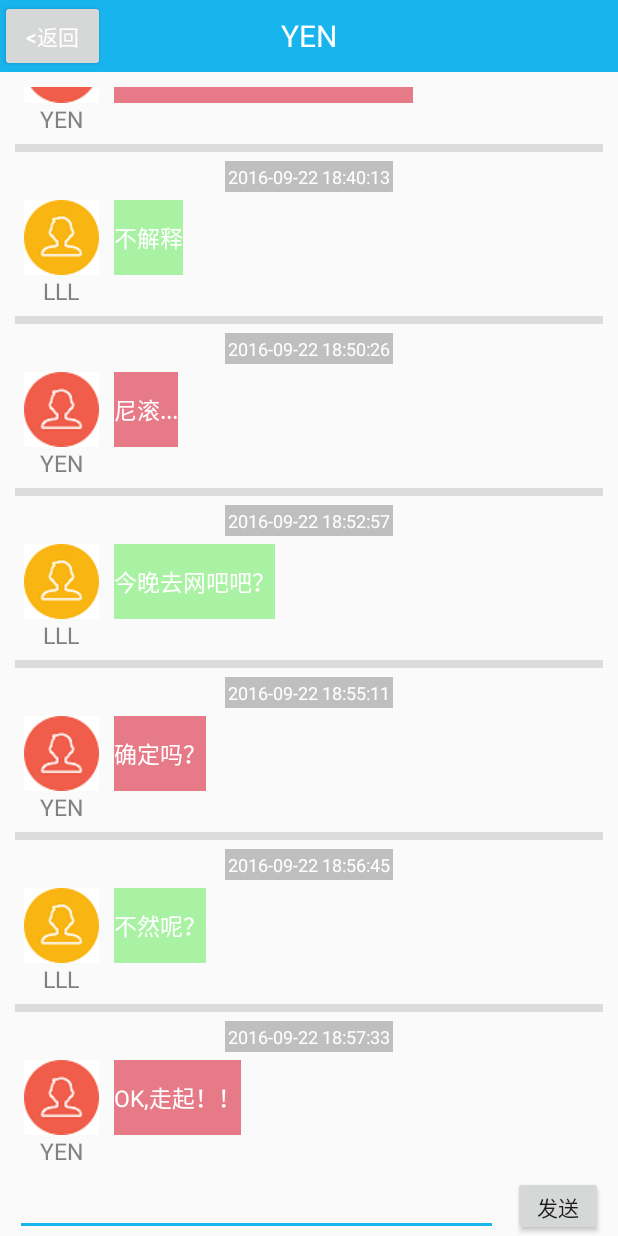
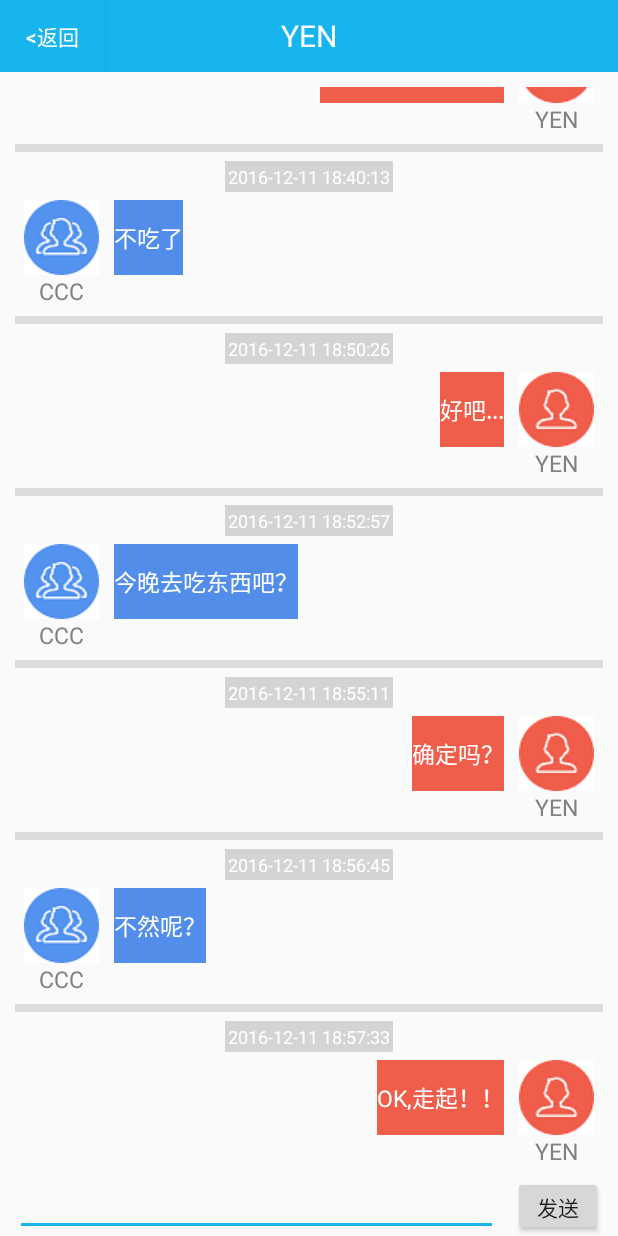
Before and after one commit to GitHubyen/simpleQQ, an Android app: the ChatMainActivity screen opened directly, with no data from a screen before it, on a phone screen of 412 x 824 dp. Run offline under Robolectric (Android 15) with nearby library versions, the phone set to English and light mode, and no system bars.

```diff
--- a/app/build.gradle
+++ b/app/build.gradle
@@ -32,4 +32,7 @@ dependencies {
     compile 'com.android.support:appcompat-v7:23.4.0'
     compile 'com.android.support:design:23.4.0'
     compile 'com.android.support:support-v4:23.4.0'
+    compile 'com.getbase:floatingactionbutton:1.10.1'
 }
+
+//compile 'com.getbase:floatingactionbutton:1.10.1'  悬浮球要使用
--- a/app/src/main/java/com/example/yangenneng0/myapplication/viewUI/ChatMainActivity.java
+++ b/app/src/main/java/com/example/yangenneng0/myapplication/viewUI/ChatMainActivity.java
@@ -55,17 +55,17 @@ public class ChatMainActivity extends Activity implements View.OnClickListener {
         mEditTextContent = (EditText) findViewById(R.id.et_sendmessage);
     }
 
-    private String[] msgArray = new String[] { "在吗，有时间吗", "有！你呢？", "我也有", "那上吧",
-            "打啊！你放大啊！", "你咋不放呢？留大抢人头啊？", "不解释", "尼滚...",
-            "今晚去网吧吧？", "确定吗？", "不然呢？", "OK,走起！！" };
+    private String[] msgArray = new String[] { "在吗，有时间吗?", "有！你呢？", "我也有", "那走吧",
+            "走啊！去打球啊！", "要先吃点东西吗？", "不吃了", "好吧...",
+            "今晚去吃东西吧？", "确定吗？", "不然呢？", "OK,走起！！" };
 
-    private String[] dataArray = new String[] { "2016-09-22 18:00:02",
-            "2016-09-22 18:10:22", "2016-09-22 18:11:24",
-            "2016-09-22 18:20:23", "2016-09-22 18:30:31",
-            "2016-09-22 18:35:37", "2016-09-22 18:40:13",
-            "2016-09-22 18:50:26", "2016-09-22 18:52:57",
-            "2016-09-22 18:55:11", "2016-09-22 18:56:45",
-            "2016-09-22 18:57:33", };
+    private String[] dataArray = new String[] { "2016-12-11 18:00:02",
+            "2016-12-11 18:10:22", "2016-12-11 18:11:24",
+            "2016-12-11 18:20:23", "2016-12-11 18:30:31",
+            "2016-12-11 18:35:37", "2016-12-11 18:40:13",
+            "2016-12-11 18:50:26", "2016-12-11 18:52:57",
+            "2016-12-11 18:55:11", "2016-12-11 18:56:45",
+            "2016-12-11 18:57:33", };
     private final static int COUNT = 12;// 初始化数组总数
 
     /**
@@ -76,7 +76,7 @@ public class ChatMainActivity extends Activity implements View.OnClickListener {
             ChatMsgEntity entity = new ChatMsgEntity();
             entity.setDate(dataArray[i]);
             if (i % 2 == 0) {
-                entity.setName("LLL");
+                entity.setName("CCC");
                 entity.setMsgType(true);// 收到的消息
             } else {
                 entity.setName("YEN");
--- a/app/src/main/res/layout/activity_chatmain.xml
+++ b/app/src/main/res/layout/activity_chatmain.xml
@@ -17,6 +17,7 @@
                 android:id="@+id/chatGoHome"
                 android:text="&lt;返回"
                 android:layout_width="70dp"
+                android:background="@color/colorPrimary"
                 android:textColor="#fff"
                 android:layout_height="wrap_content"/>
         <TextView
--- a/app/src/main/res/layout/chatting_item_msg_text_left.xml
+++ b/app/src/main/res/layout/chatting_item_msg_text_left.xml
@@ -22,7 +22,7 @@
                 android:layout_alignParentLeft="true"
                 android:layout_alignParentTop="true"
                 android:focusable="false"
-                android:background="@drawable/head_1"
+                android:background="@drawable/head_2"
                 android:layout_width="wrap_content" android:layout_height="wrap_content"/>
 
         <TextView
@@ -31,7 +31,7 @@
                 android:layout_width="wrap_content"
                 android:layout_height="wrap_content"
                 android:layout_marginLeft="10dp"
-                android:background="#a9f2a3"
+                android:background="#528ee9"
                 android:textColor="#fff"
                 android:layout_toRightOf="@id/iv_userhead"
         />
--- a/app/src/main/res/layout/chatting_item_msg_text_right.xml
+++ b/app/src/main/res/layout/chatting_item_msg_text_right.xml
@@ -11,6 +11,7 @@
             android:gravity="center_horizontal"
             android:orientation="vertical" >
 
+        <!--时间-->
         <TextView
                 android:id="@+id/tv_sendtime"
                 style="@style/chat_text_date_style"
@@ -22,12 +23,12 @@
             android:layout_width="fill_parent"
             android:layout_height="wrap_content"
             android:layout_marginTop="5dp" >
-
+        <!--头像-->
         <ImageView
                 android:id="@+id/iv_userhead"
                 android:layout_width="wrap_content"
                 android:layout_height="wrap_content"
-                android:layout_alignParentLeft="true"
+                android:layout_alignParentRight="true"
                 android:layout_alignParentTop="true"
                 android:background="@drawable/head_3"
                 android:focusable="false" />
@@ -37,10 +38,10 @@
                 style="@style/chat_content_date_style"
                 android:layout_width="wrap_content"
                 android:layout_height="wrap_content"
-                android:layout_marginLeft="10dp"
-                android:layout_toRightOf="@id/iv_userhead"
+                android:layout_marginRight="10dp"
+                android:background="#ef5e4b"
                 android:textColor="#fff"
-                android:background="#e77a87"
+                android:layout_toLeftOf="@id/iv_userhead"
         />
 
         <TextView
@@ -48,9 +49,9 @@
                 style="@style/chat_text_name_style"
                 android:layout_width="wrap_content"
                 android:layout_height="wrap_content"
-                android:layout_alignParentLeft="true"
+                android:layout_alignParentRight="true"
                 android:layout_below="@id/iv_userhead"
-                android:layout_toLeftOf="@id/tv_chatcontent" />
+                android:layout_toRightOf="@id/tv_chatcontent" />
     </RelativeLayout>
 
 </LinearLayout>
--- a/app/src/main/res/values/styles.xml
+++ b/app/src/main/res/values/styles.xml
@@ -7,6 +7,8 @@
         <item name="colorPrimaryDark">@color/colorPrimaryDark</item>
         <item name="colorAccent">@color/colorAccent</item>
     </style>
+
+
     <style name="AppTheme.NoActionBar">
         <item name="windowActionBar">false</item>
         <item name="windowNoTitle">true</item>
@@ -14,24 +16,24 @@
     <style name="AppTheme.AppBarOverlay" parent="ThemeOverlay.AppCompat.Dark.ActionBar"/>
     <style name="AppTheme.PopupOverlay" parent="ThemeOverlay.AppCompat.Light"/>
 
+    <!--时间样式-->
     <style name="chat_text_date_style">
         <item name="android:padding">2dp</item>
         <item name="android:textColor">#ffffff</item>
         <item name="android:textSize">12sp</item>
-        <item name="android:background">#bfbfbf</item>
+        <item name="android:background">#d4d4d4</item>
     </style>
 
     <style name="chat_content_date_style">
         <item name="android:minHeight">50dp</item>
         <item name="android:gravity">left|center</item>
-        <item name="android:textColor">#000000</item>
         <item name="android:textSize">15sp</item>
         <item name="android:lineSpacingExtra">2dp</item>
         <item name="android:clickable">true</item>
         <item name="android:focusable">true</item>
-        <item name="android:background">#bfbfbf</item>
     </style>
 
+    <!--聊天时名字样式-->
     <style name="chat_text_name_style">
         <item name="android:textColor">#818181</item>
         <item name="android:textSize">15sp</item>
```
